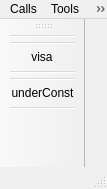
Above: mainwindow.ui from mainster/visa-commander before the change. Below: the same form after it.
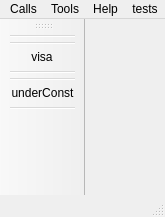
That is the form after the change. Icons and pictures are not drawn.

The edit to the form file:
```diff
--- a/mainwindow.ui
+++ b/mainwindow.ui
@@ -6,10 +6,22 @@
    <rect>
     <x>0</x>
     <y>0</y>
-    <width>60</width>
-    <height>189</height>
+    <width>165</width>
+    <height>217</height>
    </rect>
   </property>
+  <property name="minimumSize">
+   <size>
+    <width>165</width>
+    <height>217</height>
+   </size>
+  </property>
+  <property name="maximumSize">
+   <size>
+    <width>165</width>
+    <height>217</height>
+   </size>
+  </property>
   <property name="windowTitle">
    <string>Visa Commander v1-7</string>
   </property>
@@ -31,8 +43,8 @@
     <rect>
      <x>0</x>
      <y>0</y>
-     <width>60</width>
-     <height>27</height>
+     <width>165</width>
+     <height>22</height>
     </rect>
    </property>
    <widget class="QMenu" name="menuCalls">
```
Left out of the diff: 8 changed lines with no effect on the pictures.
